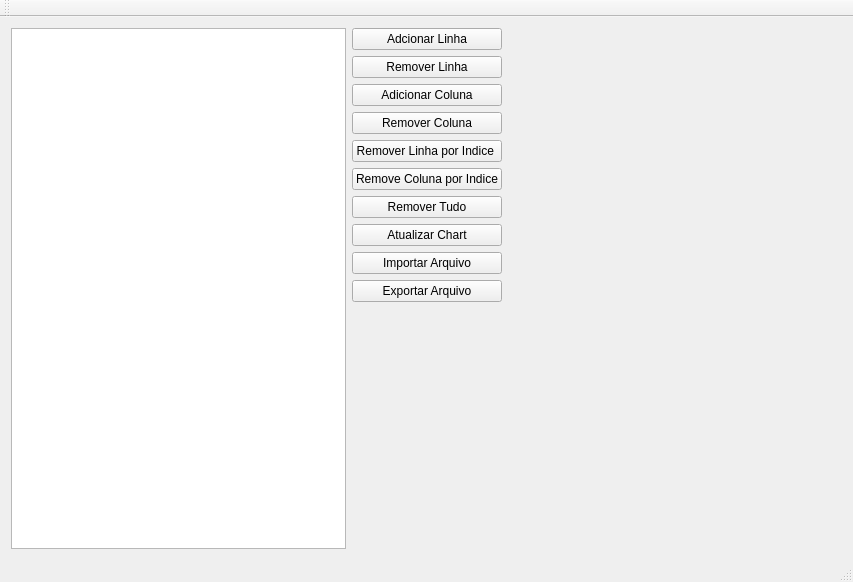
This is mainwindow.ui in DSV08/QtTableChart as Qt 5 draws it before an edit. The edited form follows.
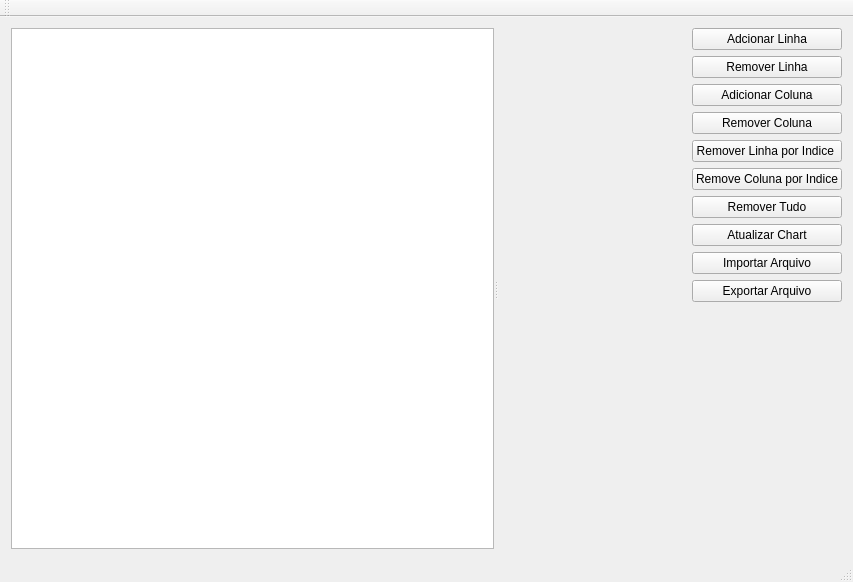
This is the edited form. Custom widgets are drawn as their Qt base class.

Commit message:
Compartilhando os eixos
Correção no método  atualizarChart para que todos os gráficos fiquem com a mesma escala. Correção nos slots de de remover linha por índice e remover coluna por índice para que deletassem todas as linhas selecionadas.

```diff
--- a/mainwindow.ui
+++ b/mainwindow.ui
@@ -15,28 +15,24 @@
   </property>
   <widget class="QWidget" name="centralWidget">
    <layout class="QGridLayout" name="gridLayout_2">
-    <item row="0" column="3">
-     <widget class="QChartView" name="chartview" native="true">
-      <property name="sizePolicy">
-       <sizepolicy hsizetype="Expanding" vsizetype="Expanding">
-        <horstretch>0</horstretch>
-        <verstretch>0</verstretch>
-       </sizepolicy>
+    <item row="0" column="0">
+     <widget class="QSplitter" name="splitter">
+      <property name="orientation">
+       <enum>Qt::Horizontal</enum>
       </property>
+      <widget class="QTableView" name="tableView"/>
+      <widget class="QChartView" name="chartview" native="true">
+       <property name="sizePolicy">
+        <sizepolicy hsizetype="Expanding" vsizetype="Expanding">
+         <horstretch>0</horstretch>
+         <verstretch>0</verstretch>
+        </sizepolicy>
+       </property>
+      </widget>
      </widget>
     </item>
-    <item row="0" column="0">
-     <widget class="QTableView" name="tableView"/>
-    </item>
-    <item row="0" column="2">
+    <item row="0" column="1">
      <layout class="QGridLayout" name="gridLayout">
-      <item row="1" column="0">
-       <widget class="QPushButton" name="pushButton_removeLinha">
-        <property name="text">
-         <string>Remover Linha</string>
-        </property>
-       </widget>
-      </item>
       <item row="0" column="0">
        <widget class="QPushButton" name="pushButton_addLinha">
         <property name="text">
@@ -44,14 +40,70 @@
         </property>
        </widget>
       </item>
-      <item row="9" column="0">
+      <item row="1" column="0">
+       <widget class="QPushButton" name="pushButton_removeLinha">
+        <property name="text">
+         <string>Remover Linha</string>
+        </property>
+       </widget>
+      </item>
+      <item row="2" column="0">
+       <widget class="QPushButton" name="pushButtonadicionaColuna">
+        <property name="text">
+         <string>Adicionar Coluna</string>
+        </property>
+       </widget>
+      </item>
+      <item row="3" column="0">
+       <widget class="QPushButton" name="pushButtonremoverColuna">
+        <property name="text">
+         <string>Remover Coluna</string>
+        </property>
+       </widget>
+      </item>
+      <item row="4" column="0">
+       <widget class="QPushButton" name="pushButton_removeLinhaIndice">
+        <property name="text">
+         <string>Remover Linha por Indice </string>
+        </property>
+       </widget>
+      </item>
+      <item row="5" column="0">
+       <widget class="QPushButton" name="pushButton_removeColunaIndice">
+        <property name="text">
+         <string>Remove Coluna por Indice</string>
+        </property>
+       </widget>
+      </item>
+      <item row="6" column="0">
+       <widget class="QPushButton" name="pushButtonRemoverTudo">
+        <property name="text">
+         <string>Remover Tudo</string>
+        </property>
+       </widget>
+      </item>
+      <item row="7" column="0">
        <widget class="QPushButton" name="pushButton_updateChart">
         <property name="text">
          <string>Atualizar Chart</string>
         </property>
        </widget>
       </item>
-      <item row="13" column="0">
+      <item row="8" column="0">
+       <widget class="QPushButton" name="pushButtonImportarArquivo">
+        <property name="text">
+         <string>Importar Arquivo</string>
+        </property>
+       </widget>
+      </item>
+      <item row="9" column="0">
+       <widget class="QPushButton" name="pushButtonExportarArquivo">
+        <property name="text">
+         <string>Exportar Arquivo</string>
+        </property>
+       </widget>
+      </item>
+      <item row="10" column="0">
        <spacer name="verticalSpacer">
         <property name="orientation">
          <enum>Qt::Vertical</enum>
@@ -64,55 +116,6 @@
         </property>
        </spacer>
       </item>
-      <item row="4" column="0">
-       <widget class="QPushButton" name="pushButton_removeLinhaIndice">
-        <property name="text">
-         <string>Remover Linha por Indice </string>
-        </property>
-       </widget>
-      </item>
-      <item row="7" column="0">
-       <widget class="QPushButton" name="pushButtonRemoverTudo">
-        <property name="text">
-         <string>Remover Tudo</string>
-        </property>
-       </widget>
-      </item>
-      <item row="10" column="0">
-       <widget class="QPushButton" name="pushButtonImportarArquivo">
-        <property name="text">
-         <string>Importar Arquivo</string>
-        </property>
-       </widget>
-      </item>
-      <item row="11" column="0">
-       <widget class="QPushButton" name="pushButtonExportarArquivo">
-        <property name="text">
-         <string>Exportar Arquivo</string>
-        </property>
-       </widget>
-      </item>
-      <item row="2" column="0">
-       <widget class="QPushButton" name="pushButtonadicionaColuna">
-        <property name="text">
-         <string>Adicionar Coluna</string>
-        </property>
-       </widget>
-      </item>
-      <item row="3" column="0">
-       <widget class="QPushButton" name="pushButtonremoverColuna">
-        <property name="text">
-         <string>Remover Coluna</string>
-        </property>
-       </widget>
-      </item>
-      <item row="6" column="0">
-       <widget class="QPushButton" name="pushButton_removeColunaIndice">
-        <property name="text">
-         <string>Remove Coluna por Indice</string>
-        </property>
-       </widget>
-      </item>
      </layout>
     </item>
    </layout>
```
The commit also changes 2 other files.
